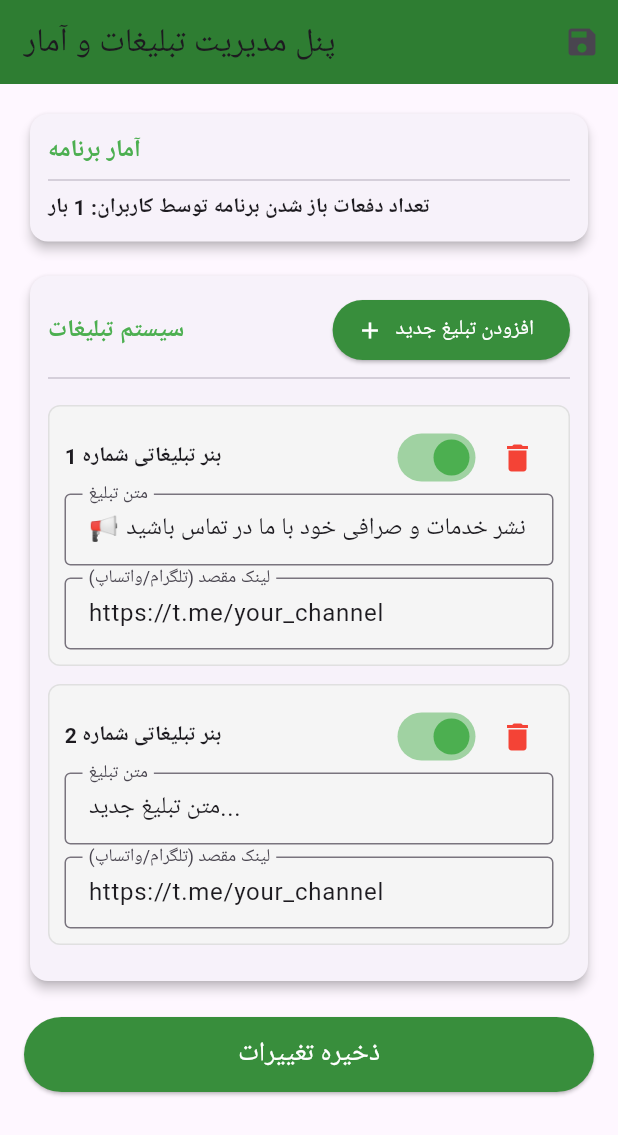
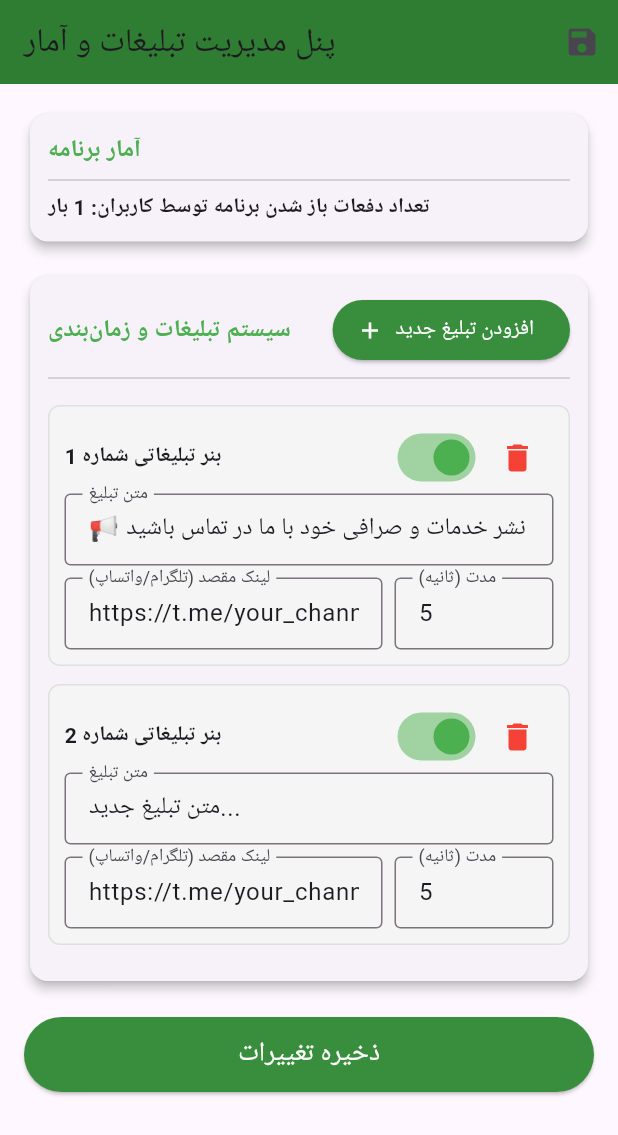
Before and after one commit to aj3157247-bot/-Shahzada-Rates-, a Flutter app: the AdminDashboardPage screen opened directly, after a tap on "افزودن تبلیغ جدید", on a phone screen of 412 x 824 dp. Shown: the top 1135 px of the screen. Run offline on Flutter 3.47's test engine with Material 3 defaults, Android fonts, the phone set to English and light mode, and no system bars; our stand-ins replace share_plus, shared_preferences; accounts and stored records are empty; network calls fail.

Commit message:
Update main.dart

```diff
--- a/lib/main.dart
+++ b/lib/main.dart
@@ -50,6 +50,7 @@ class _HomeScreenState extends State<HomeScreen> with TickerProviderStateMixin {
   late TabController _tabController;
   late PageController _adPageController;
   Timer? _adTimer;
+  int _currentAdIndex = 0;
 
   @override
   void initState() {
@@ -67,21 +68,31 @@ class _HomeScreenState extends State<HomeScreen> with TickerProviderStateMixin {
     super.dispose();
   }
 
-  // راه‌اندازی تایمر تغییر خودکار تبلیغات
+  // راه‌اندازی تایمر هوشمند با قابلیت تنظیم زمان اختصاصی برای هر تبلیغ
   void _startAdTimer() {
     _adTimer?.cancel();
-    _adTimer = Timer.periodic(const Duration(seconds: 5), (timer) {
+    if (activeAds.isEmpty) return;
+
+    // خواندن مدت زمان اختصاصی این تبلیغ (پیش‌فرض ۵ ثانیه اگر تعیین نشده باشد)
+    var currentAd = activeAds[_currentAdIndex % activeAds.length];
+    int durationSec = int.tryParse(currentAd['duration']?.toString() ?? '5') ?? 5;
+    if (durationSec < 1) durationSec = 5;
+
+    _adTimer = Timer(Duration(seconds: durationSec), () {
+      if (!mounted) return;
       if (activeAds.length > 1 && _adPageController.hasClients) {
-        int nextPage = (_adPageController.page?.round() ?? 0) + 1;
+        int nextPage = _currentAdIndex + 1;
         if (nextPage >= activeAds.length) {
           nextPage = 0;
         }
+        _currentAdIndex = nextPage;
         _adPageController.animateToPage(
           nextPage,
           duration: const Duration(milliseconds: 500),
           curve: Curves.easeInOut,
         );
       }
+      _startAdTimer(); // چرخه برای تبلیغ بعدی با زمان خودش
     });
   }
 
@@ -89,37 +100,42 @@ class _HomeScreenState extends State<HomeScreen> with TickerProviderStateMixin {
     setState(() => isLoading = true);
     final prefs = await SharedPreferences.getInstance();
 
-    // ۱. بارگذاری تبلیغات فعال از پنل ادمین
+    // ۱. بارگذاری تبلیغات فعال از پنل ادمین همراه با زمان اختصاصی
     String? adsJson = prefs.getString('ads_list_json');
     List<Map<String, dynamic>> loadedAds = [];
     if (adsJson != null && adsJson.isNotEmpty) {
       List decodedAds = json.decode(adsJson);
       for (var ad in decodedAds) {
         if (ad['active'] == true) {
-          loadedAds.add({'text': ad['text'] ?? '', 'link': ad['link'] ?? ''});
+          loadedAds.add({
+            'text': ad['text'] ?? '',
+            'link': ad['link'] ?? '',
+            'duration': ad['duration'] ?? '5',
+          });
         }
       }
     } else {
       loadedAds.add({
         'text': '📢 تبلیغات هزینه نیست، سرمایه است! برای نشر خدمات و صرافی خود با ما در تماس باشید.',
-        'link': 'https://t.me/your_channel'
+        'link': 'https://t.me/your_channel',
+        'duration': '6'
       });
       loadedAds.add({
         'text': '🌟 صرافی معتبر شما؛ انجام حوالجات بین‌المللی با بهترین نرخ و امنیت کامل.',
-        'link': 'https://t.me/your_channel'
+        'link': 'https://t.me/your_channel',
+        'duration': '4'
       });
     }
 
     setState(() {
       activeAds = loadedAds;
+      _currentAdIndex = 0;
     });
 
-    // شروع چرخش خودکار تبلیغات
     _startAdTimer();
 
     String currentFormattedTime = "${DateTime.now().year}-${DateTime.now().month.toString().padLeft(2, '0')}-${DateTime.now().day.toString().padLeft(2, '0')} ${DateTime.now().hour.toString().padLeft(2, '0')}:${DateTime.now().minute.toString().padLeft(2, '0')}:${DateTime.now().second.toString().padLeft(2, '0')}";
 
-    // ساختار کاملاً تفکیک‌شده برای اسعار، انواع طلا و نقره جهانی/بازار
     final Map<String, dynamic> defaultStructuredData = {
       "last_updated": currentFormattedTime,
       "currencies": [
@@ -146,7 +162,6 @@ class _HomeScreenState extends State<HomeScreen> with TickerProviderStateMixin {
       ]
     };
 
-    // ۲. دریافت آنلاین از گیت‌هاب
     try {
       final response = await http
           .get(Uri.parse('https://raw.githubusercontent.com/shahzada-rates/app/main/assets/rates.json'))
@@ -280,7 +295,7 @@ class _HomeScreenState extends State<HomeScreen> with TickerProviderStateMixin {
                     ],
                   ),
           ),
-          // بخش تبلیغات با چرخش خودکار (Auto-play PageView) و متن متحرک
+          // بخش تبلیغات با چرخش خودکار و زمان اختصاصی برای هر بنر
           if (activeAds.isNotEmpty)
             Container(
               height: 65,
@@ -290,6 +305,12 @@ class _HomeScreenState extends State<HomeScreen> with TickerProviderStateMixin {
               child: PageView.builder(
                 controller: _adPageController,
                 itemCount: activeAds.length,
+                onPageChanged: (index) {
+                  setState(() {
+                    _currentAdIndex = index;
+                  });
+                  _startAdTimer(); // تنظیم مجدد تایمر بر اساس زمان این بنر جدید
+                },
                 itemBuilder: (context, index) {
                   var ad = activeAds[index];
                   return GestureDetector(
@@ -505,7 +526,12 @@ class _AdminDashboardPageState extends State<AdminDashboardPage> {
       adsList = decoded.map((e) => Map<String, dynamic>.from(e)).toList();
     } else {
       adsList = [
-        {'text': '📢 تبلیغات هزینه نیست، سرمایه است! برای نشر خدمات و صرافی خود با ما در تماس باشید.', 'link': 'https://t.me/your_channel', 'active': true}
+        {
+          'text': '📢 تبلیغات هزینه نیست، سرمایه است! برای نشر خدمات و صرافی خود با ما در تماس باشید.',
+          'link': 'https://t.me/your_channel',
+          'active': true,
+          'duration': '5'
+        }
       ];
     }
 
@@ -520,14 +546,19 @@ class _AdminDashboardPageState extends State<AdminDashboardPage> {
 
     if (!mounted) return;
     ScaffoldMessenger.of(context).showSnackBar(
-      const SnackBar(content: Text('تنظیمات تبلیغات با موفقیت ذخیره شد')),
+      const SnackBar(content: Text('تنظیمات تبلیغات و زمان‌بندی با موفقیت ذخیره شد')),
     );
     Navigator.pop(context);
   }
 
   void _addNewAd() {
     setState(() {
-      adsList.add({'text': 'متن تبلیغ جدید...', 'link': 'https://t.me/your_channel', 'active': true});
+      adsList.add({
+        'text': 'متن تبلیغ جدید...',
+        'link': 'https://t.me/your_channel',
+        'active': true,
+        'duration': '5'
+      });
     });
   }
 
@@ -581,7 +612,7 @@ class _AdminDashboardPageState extends State<AdminDashboardPage> {
                         Row(
                           mainAxisAlignment: MainAxisAlignment.spaceBetween,
                           children: [
-                            const Text('سیستم تبلیغات', style: TextStyle(fontWeight: FontWeight.bold, fontSize: 16, color: Colors.green)),
+                            const Text('سیستم تبلیغات و زمان‌بندی', style: TextStyle(fontWeight: FontWeight.bold, fontSize: 16, color: Colors.green)),
                             ElevatedButton.icon(
                               style: ElevatedButton.styleFrom(backgroundColor: Colors.green[700]),
                               onPressed: _addNewAd,
@@ -635,10 +666,27 @@ class _AdminDashboardPageState extends State<AdminDashboardPage> {
                                   decoration: const InputDecoration(labelText: 'متن تبلیغ', border: OutlineInputBorder(), isDense: true),
                                 ),
                                 const SizedBox(height: 8),
-                                TextField(
-                                  controller: TextEditingController(text: ad['link']),
-                                  onChanged: (val) => ad['link'] = val,
-                                  decoration: const InputDecoration(labelText: 'لینک مقصد (تلگرام/واتساپ)', border: OutlineInputBorder(), isDense: true),
+                                Row(
+                                  children: [
+                                    Expanded(
+                                      flex: 2,
+                                      child: TextField(
+                                        controller: TextEditingController(text: ad['link']),
+                                        onChanged: (val) => ad['link'] = val,
+                                        decoration: const InputDecoration(labelText: 'لینک مقصد (تلگرام/واتساپ)', border: OutlineInputBorder(), isDense: true),
+                                      ),
+                                    ),
+                                    const SizedBox(width: 8),
+                                    Expanded(
+                                      flex: 1,
+                                      child: TextField(
+                                        controller: TextEditingController(text: ad['duration']?.toString() ?? '5'),
+                                        keyboardType: TextInputType.number,
+                                        onChanged: (val) => ad['duration'] = val,
+                                        decoration: const InputDecoration(labelText: 'مدت (ثانیه)', border: OutlineInputBorder(), isDense: true),
+                                      ),
+                                    ),
+                                  ],
                                 ),
                               ],
                             ),
```
